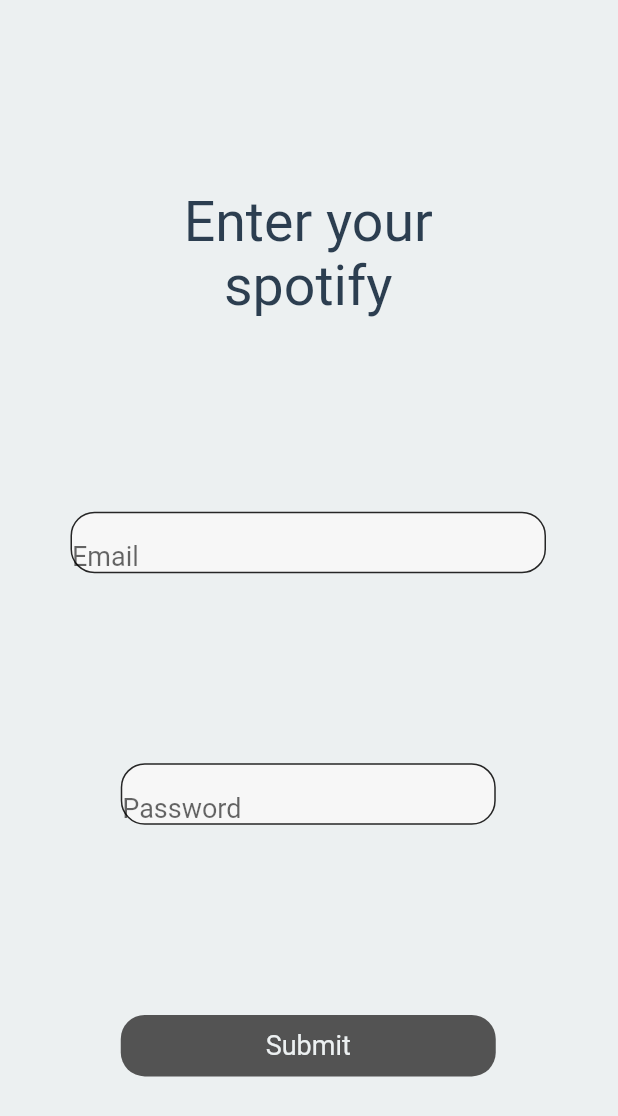
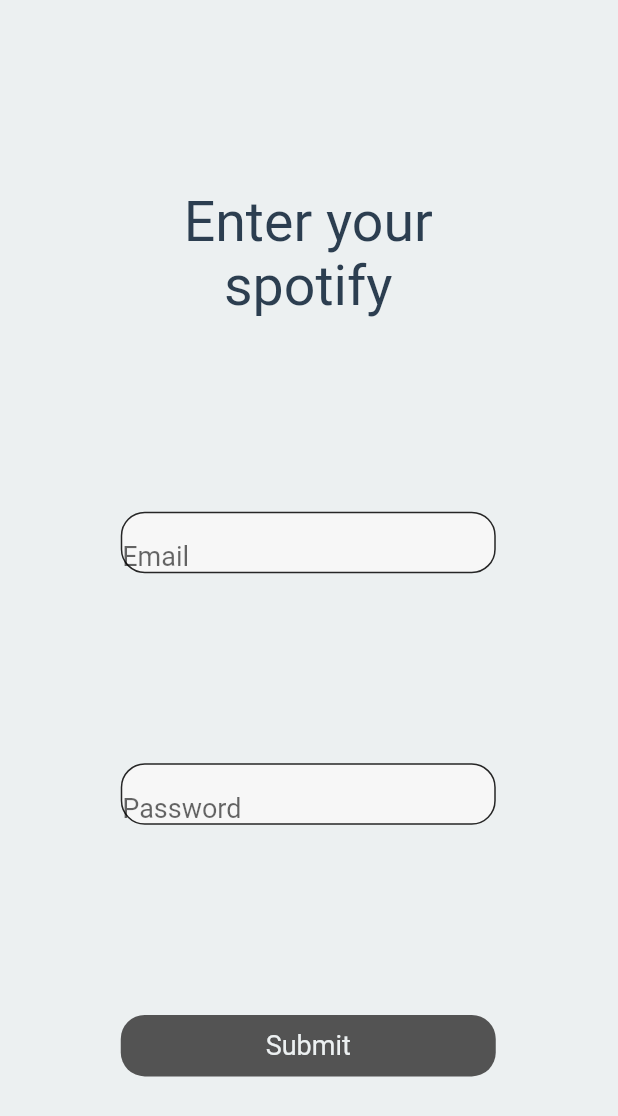
Before and after one commit to QuietRocket/BlankHack, a Flutter app: the EnterSpotifyInfoWidget screen opened directly, on a phone screen of 412 x 824 dp. Shown: the top 1116 px of the screen. Run offline on Flutter 3.47's test engine with Material 2 defaults, Android fonts, the phone set to English and light mode, and no system bars.

Commit message:
Nuding spotify widget

```diff
--- a/client/lib/enter_spotify_info_widget/enter_spotify_info_widget.dart
+++ b/client/lib/enter_spotify_info_widget/enter_spotify_info_widget.dart
@@ -41,7 +41,7 @@
                     ),
                   ),
                   Container(
-                    width: 317,
+                    width: 250,
                     height: 41,
                     decoration: BoxDecoration(
                       color: AppColors.secondaryElement,
```
